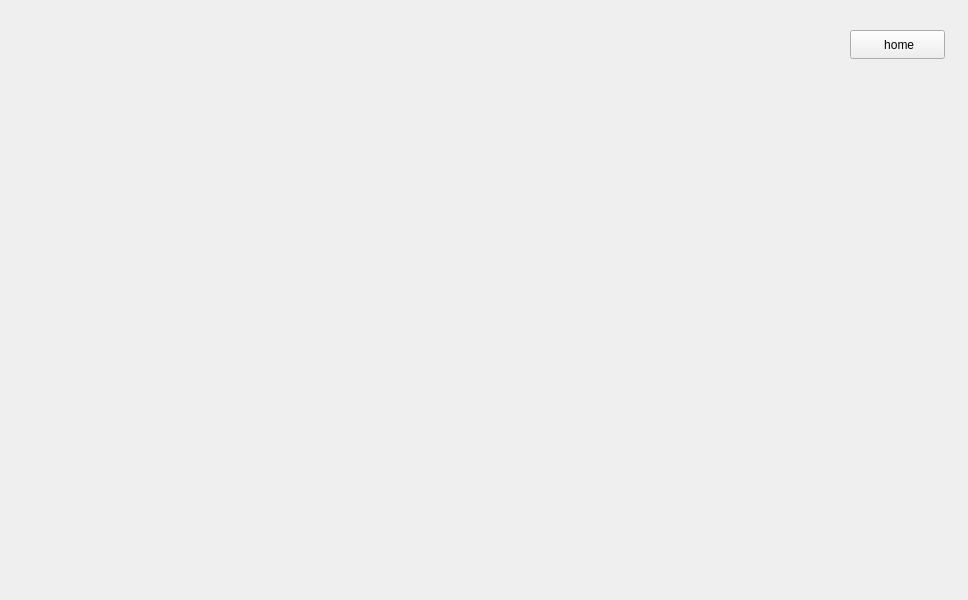
Qt form userClient/Detect/intrusionwidget.ui (nawhis2/SmartFarm) before a commit.
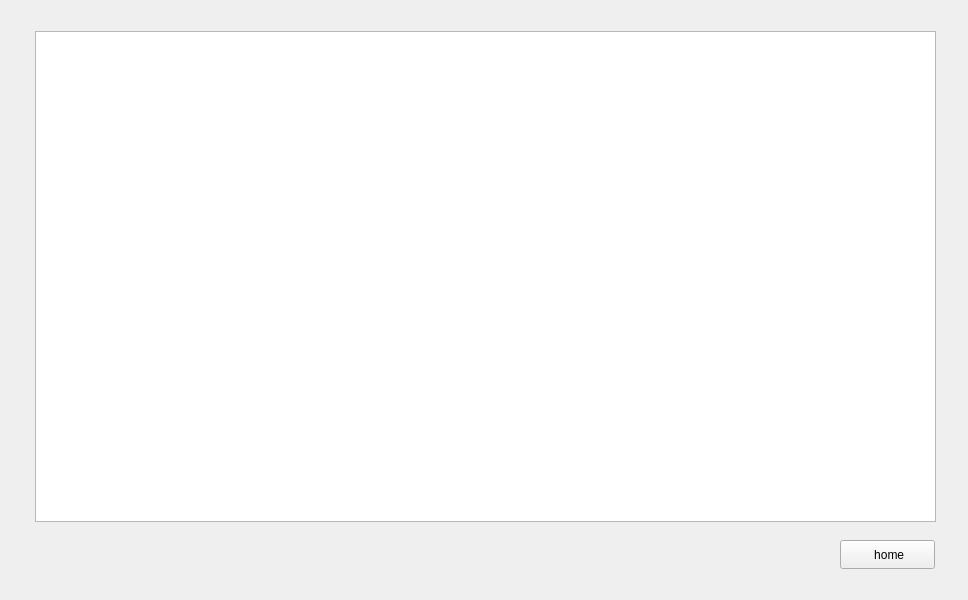
The same form after that commit.

The edit to the form file:
```diff
--- a/userClient/Detect/intrusionwidget.ui
+++ b/userClient/Detect/intrusionwidget.ui
@@ -16,8 +16,8 @@
   <widget class="QPushButton" name="btnBackFromIntrusion">
    <property name="geometry">
     <rect>
-     <x>850</x>
-     <y>30</y>
+     <x>840</x>
+     <y>540</y>
      <width>95</width>
      <height>29</height>
     </rect>
@@ -26,6 +26,16 @@
     <string> home</string>
    </property>
   </widget>
+  <widget class="QTableWidget" name="eventTable">
+   <property name="geometry">
+    <rect>
+     <x>35</x>
+     <y>31</y>
+     <width>901</width>
+     <height>491</height>
+    </rect>
+   </property>
+  </widget>
  </widget>
  <resources/>
  <connections/>
```
